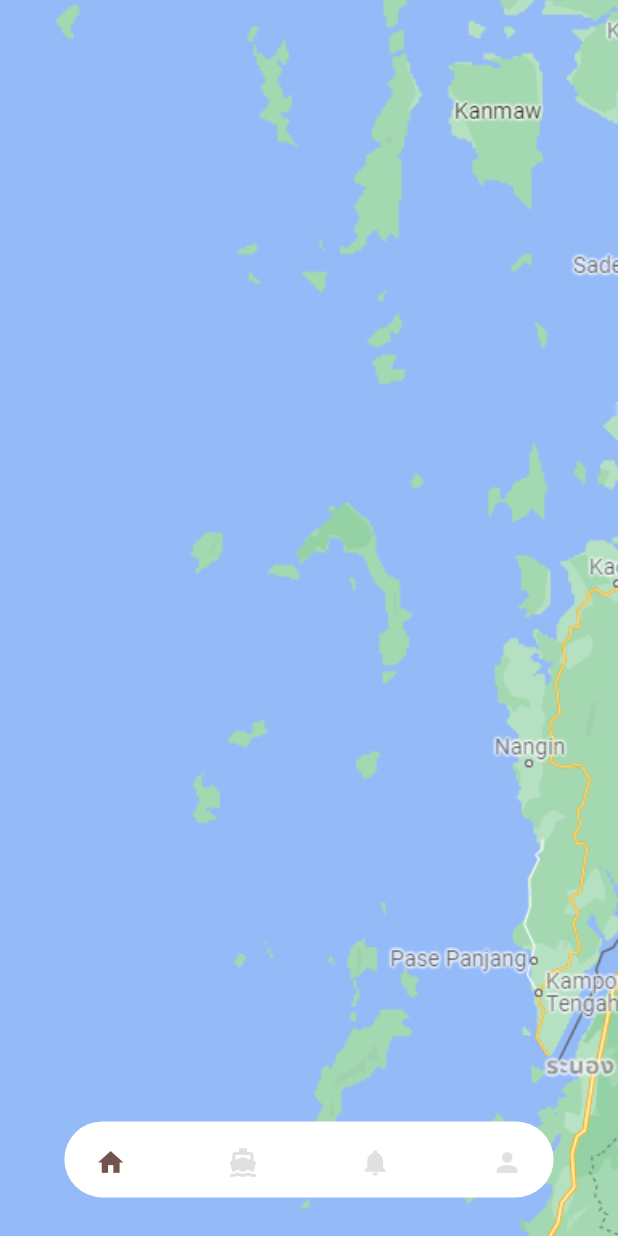
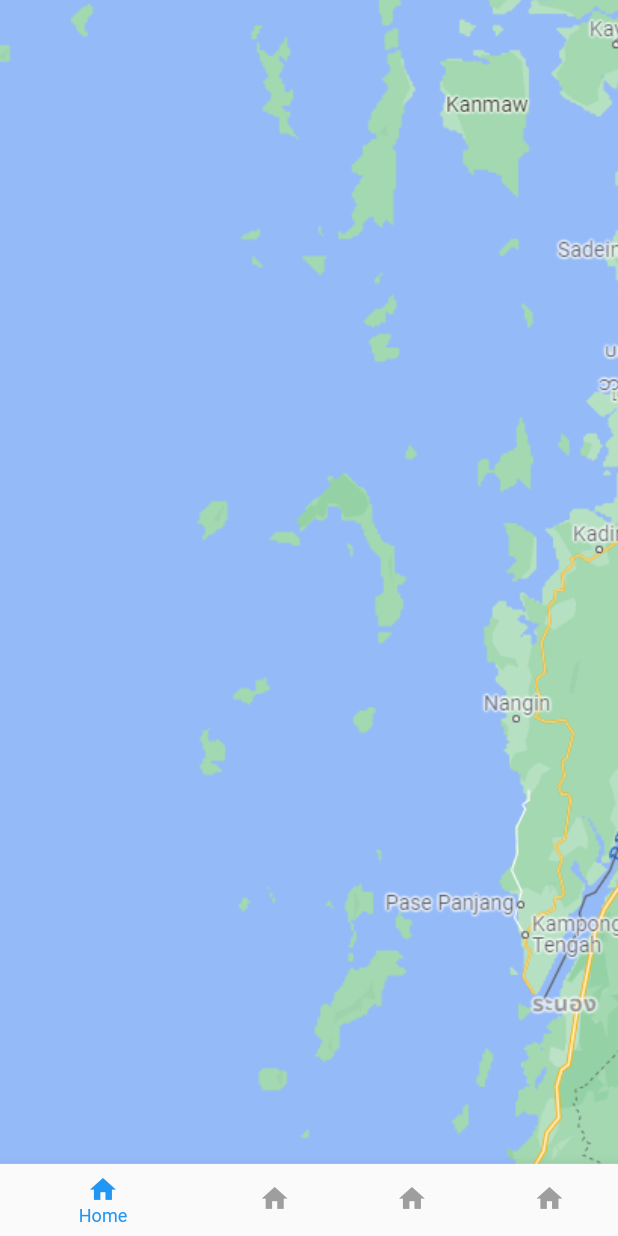
Before and after one commit to etnecadev/etneca-link, a Flutter app: the screen it shows after launch, on a phone screen of 412 x 824 dp. Run offline on Flutter 3.47's test engine with Material 2 defaults, Android fonts, the phone set to English and light mode, and no system bars; drawn by our look-alikes of dot_navigation_bar; our stand-ins replace contained_tab_bar_view, responsive_framework.

Commit message:
bottom nav

```diff
--- a/lib/src/app.dart
+++ b/lib/src/app.dart
@@ -1,4 +1,5 @@
 import 'package:flutter/material.dart';
+import 'package:flutter_project_template/src/page/launcher.dart';
 import 'package:flutter_project_template/src/utils/index.dart';
 import 'package:responsive_framework/responsive_framework.dart';
 
@@ -22,8 +23,7 @@ class MyApp extends StatelessWidget {
             ],
             background: Container(color: Color(0xFFF5F5F5))),
         debugShowCheckedModeBanner: false,
-      initialRoute: Constants.FIRST_ROUTE,
-      routes: routes,
-    );
+        initialRoute: "/",
+        routes: routes);
   }
 }
--- a/lib/src/component/routes/routes.dart
+++ b/lib/src/component/routes/routes.dart
@@ -4,9 +4,10 @@ import 'package:flutter_project_template/src/page/index.dart';
 import 'package:flutter_project_template/src/utils/index.dart';
 
 
-var routes = <String, WidgetBuilder>{
-  Constants.MAIN_ROUTE: (context) => ScaffoldWidget(),
-  Constants.FIRST_ROUTE: (context) => MapPage(),
-  Constants.SECOND_ROUTE: (context) => SecondPage(),
-  Constants.NOTIANDNEWS_ROUTE: (context) => NotiAndNews(),
+var routes = {
+  LauncherPage.routeName: (context) => LauncherPage(),
+   MapPage.routeName:  (context) => MapPage(),
+  SecondPage.routeName: (context) => SecondPage(),
+  SettingsPage.routeName: (context) => SettingsPage(),
+  NotiAndNews.routeName: (context) => NotiAndNews(),
 };
--- a/lib/src/page/index.dart
+++ b/lib/src/page/index.dart
@@ -1,3 +1,5 @@
 export 'mapPage.dart';
 export 'shipPage.dart';
 export 'notiAndNews.dart';
+export 'settings.dart';
+export 'launcher.dart';
--- /dev/null
+++ b/lib/src/page/launcher.dart
@@ -0,0 +1,62 @@
+import 'package:flutter/material.dart';
+import 'package:flutter_project_template/src/page/index.dart';
+
+
+class LauncherPage extends StatefulWidget {
+   static const routeName = '/';
+  @override
+  _LauncherPageState createState() => _LauncherPageState();
+}
+
+class _LauncherPageState extends State<LauncherPage> {
+
+  int _selectedIndex = 0;
+    final List<Widget> _pageWidget = <Widget>[
+        const MapPage(),
+        const NotiAndNews(),
+        const SecondPage(),
+        const SettingsPage(),
+    ];
+
+ final List<BottomNavigationBarItem> _menuBar
+    =  <BottomNavigationBarItem>[
+        BottomNavigationBarItem(
+            icon: Icon(Icons.home),
+            label: 'Home',
+        ),
+        BottomNavigationBarItem(
+            icon: Icon(Icons.home),
+            label: 'About',
+        ),
+        BottomNavigationBarItem(
+            icon: Icon(Icons.home),
+            label: 'Profile',
+        ),
+        BottomNavigationBarItem(
+            icon: Icon(Icons.home),
+            label: 'Contact',
+        ),
+
+    ];
+
+     void _onItemTapped(int index) {
+        setState(() {
+            _selectedIndex = index;
+        });
+    }
+  @override
+  Widget build(BuildContext context) {
+    return Scaffold(
+            body: _pageWidget.elementAt(_selectedIndex),
+            bottomNavigationBar: BottomNavigationBar(
+                items: _menuBar,
+                currentIndex: _selectedIndex,
+                selectedItemColor: Theme
+                    .of(context)
+                    .primaryColor,
+                unselectedItemColor: Colors.grey,
+                onTap: _onItemTapped,
+            ),
+        );
+  }
+}
--- a/lib/src/page/mapPage.dart
+++ b/lib/src/page/mapPage.dart
@@ -1,8 +1,10 @@
 import 'package:dot_navigation_bar/dot_navigation_bar.dart';
 import 'package:flutter/cupertino.dart';
 import 'package:flutter/material.dart';
+import 'package:flutter_project_template/src/page/index.dart';
 
 class MapPage extends StatefulWidget {
+    static const routeName = '/map';
   const MapPage({Key? key}) : super(key: key);
 
   @override
@@ -10,12 +12,9 @@ class MapPage extends StatefulWidget {
 }
 
 class _MapPageState extends State<MapPage> {
-  var _selectedTab = _SelectedTab.home;
-
-  void _handleIndexChanged(int i) {
-    setState(() {
-      _selectedTab = _SelectedTab.values[i];
-    });
+  @override
+  void initState() {
+    super.initState();
   }
 
   @override
@@ -29,45 +28,6 @@ class _MapPageState extends State<MapPage> {
           width: double.infinity,
         ),
       ),
-      extendBody: true,
-      bottomNavigationBar: Padding(
-        padding: EdgeInsets.only(bottom: 10),
-        child: DotNavigationBar(
-          margin: EdgeInsets.only(left: 10, right: 10),
-          currentIndex: _SelectedTab.values.indexOf(_selectedTab),
-          dotIndicatorColor: Colors.white,
-          unselectedItemColor: Colors.grey[300],
-          // enableFloatingNavBar: false,
-          onTap: _handleIndexChanged,
-          items: [
-            /// Home
-            DotNavigationBarItem(
-              icon: Icon(Icons.home),
-              selectedColor: Color(0xff73544C),
-            ),
-
-            /// Likes
-            DotNavigationBarItem(
-              icon: Icon(Icons.directions_boat),
-              selectedColor: Color(0xff73544C),
-            ),
-
-            /// Search
-            DotNavigationBarItem(
-              icon: Icon(Icons.notifications),
-              selectedColor: Color(0xff73544C),
-            ),
-
-            /// Profile
-            DotNavigationBarItem(
-              icon: Icon(Icons.person),
-              selectedColor: Color(0xff73544C),
-            ),
-          ],
-        ),
-      ),
     );
   }
 }
-
-enum _SelectedTab { home, favorite, search, person }
--- a/lib/src/page/notiAndNews.dart
+++ b/lib/src/page/notiAndNews.dart
@@ -4,6 +4,7 @@ import 'package:flutter_project_template/src/component/scaffold/scaffoldWidget.d
 import 'package:flutter_project_template/src/page/index.dart';
 
 class NotiAndNews extends StatelessWidget {
+  static const routeName = '/news';
   const NotiAndNews({Key? key}) : super(key: key);
 
   @override
--- /dev/null
+++ b/lib/src/page/settings.dart
@@ -0,0 +1,17 @@
+import 'package:flutter/material.dart';
+
+class SettingsPage extends StatefulWidget {
+  static const routeName = '/settings';
+  const SettingsPage({Key? key}) : super(key: key);
+  @override
+  _SettingsPageState createState() => _SettingsPageState();
+}
+
+class _SettingsPageState extends State<SettingsPage> {
+  @override
+  Widget build(BuildContext context) {
+    return Container(
+      child: Center(child: Text("Settings")),
+    );
+  }
+}
--- a/lib/src/page/shipPage.dart
+++ b/lib/src/page/shipPage.dart
@@ -1,6 +1,7 @@
 import 'package:flutter/material.dart';
 
 class SecondPage extends StatefulWidget {
+  static const routeName = '/ship';
   const SecondPage({Key? key}) : super(key: key);
 
   @override
--- a/lib/src/utils/constants.dart
+++ b/lib/src/utils/constants.dart
@@ -3,4 +3,6 @@ class Constants {
   static const String MAIN_ROUTE = "/map";
   static const String SECOND_ROUTE = "/second";
   static const String NOTIANDNEWS_ROUTE = "/notiandnew";
+  static const String SETTING_ROUTE = "/settings";
+  static const String LAUNCHER_ROUTE = "/launcher";
 }
```
Also changed, not shown: lib/main.dart (line endings or trailing spaces). Lines whose indentation alone changed are shown as unchanged.
